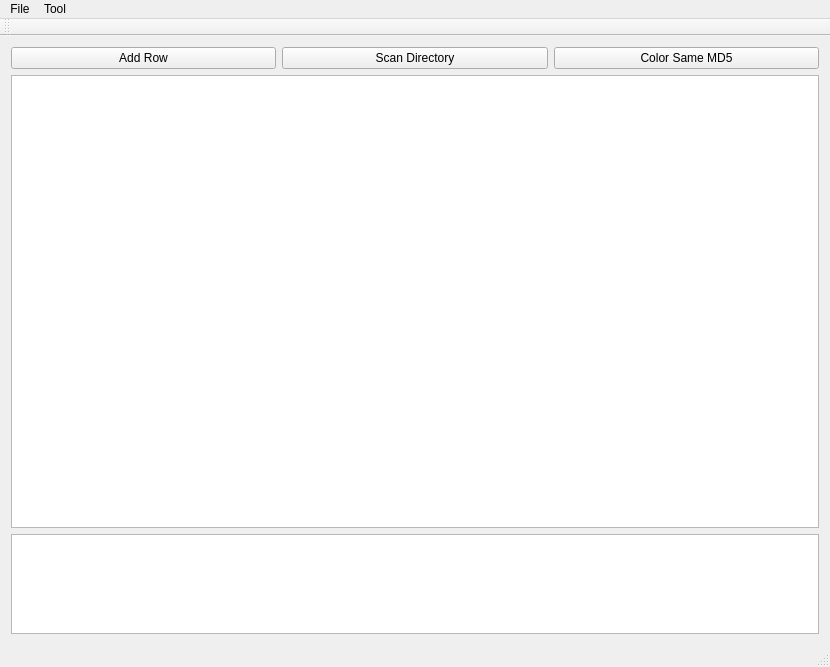
Before: the Qt Designer form mainwindow.ui in eagerber/BookLibrary, drawn with Qt 5.
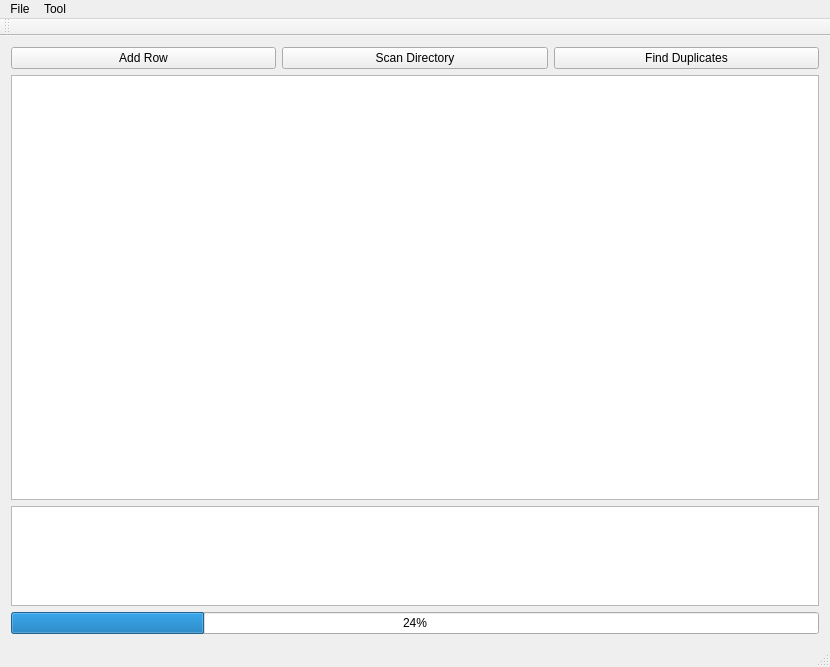
After: the same form once the commit is applied.

Commit message: [+] find inside lnk

Patch:
```diff
--- a/mainwindow.ui
+++ b/mainwindow.ui
@@ -39,7 +39,7 @@
         <item>
          <widget class="QPushButton" name="colorDuplicatesBtn">
           <property name="text">
-           <string>Color Same MD5</string>
+           <string>Find Duplicates</string>
           </property>
          </widget>
         </item>
@@ -74,6 +74,13 @@
         </property>
        </widget>
       </item>
+      <item row="3" column="0">
+       <widget class="QProgressBar" name="progressBar">
+        <property name="value">
+         <number>24</number>
+        </property>
+       </widget>
+      </item>
      </layout>
     </item>
    </layout>
```
The commit also changes 6 other files.
